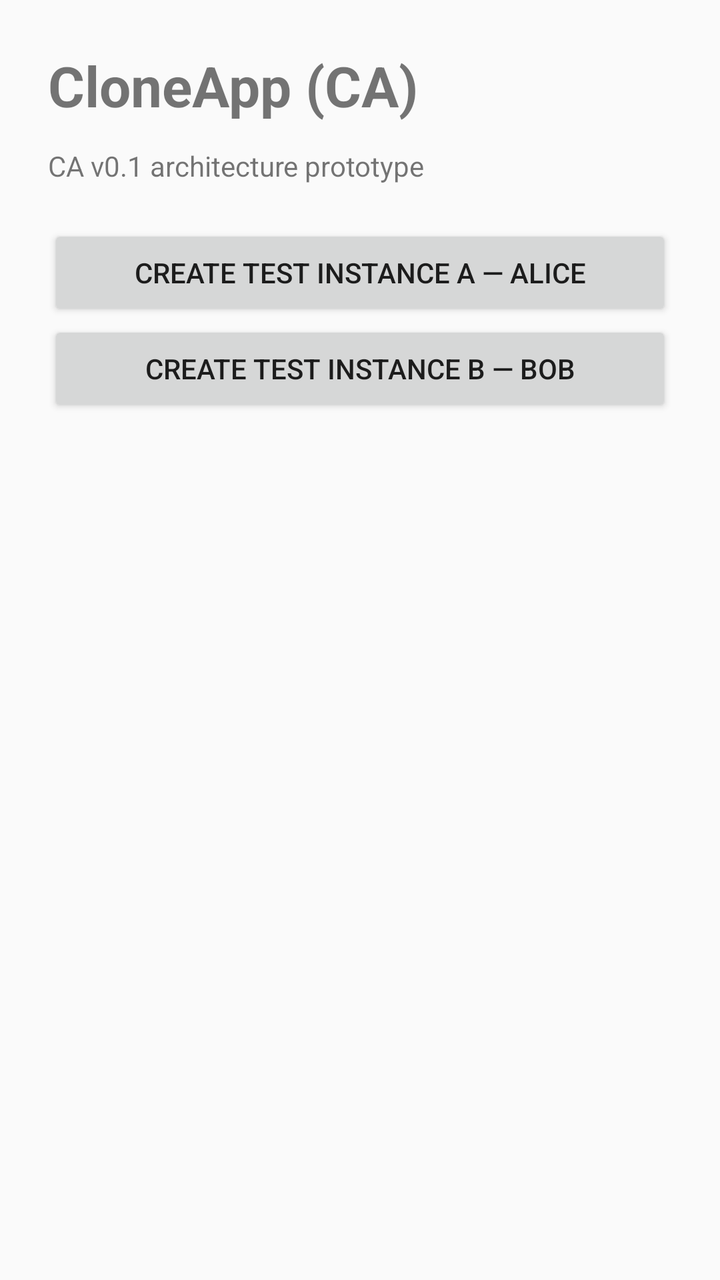
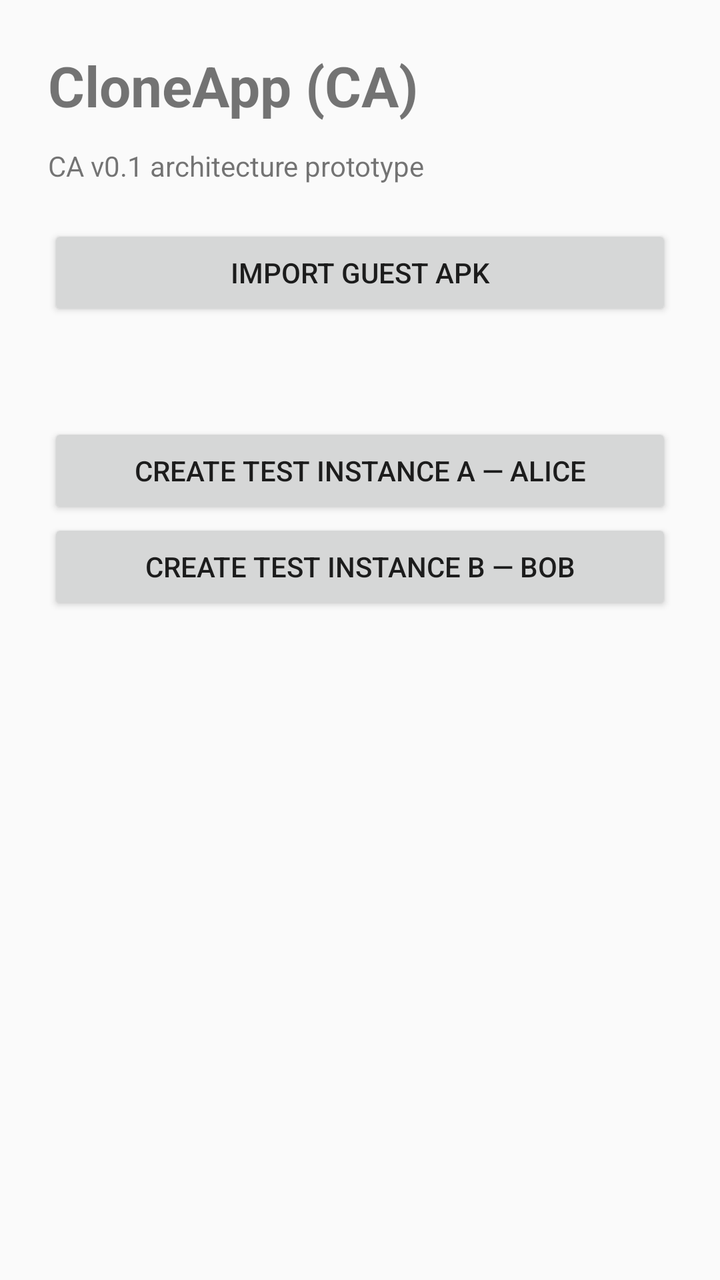

An Android layout rendered at two revisions. The XML below is the earlier revision; the diff shows what the commit changed to produce the second picture.
<!-- AndroidManifest.xml: application theme Theme.CloneApp -->
<!-- res/layout/activity_main.xml -->
<?xml version="1.0" encoding="utf-8"?>
<ScrollView xmlns:android="http://schemas.android.com/apk/res/android"
    android:layout_width="match_parent"
    android:layout_height="match_parent">
    <LinearLayout
        android:layout_width="match_parent"
        android:layout_height="wrap_content"
        android:orientation="vertical"
        android:padding="24dp">

        <TextView
            android:layout_width="wrap_content"
            android:layout_height="wrap_content"
            android:text="CloneApp (CA)"
            android:textSize="28sp"
            android:textStyle="bold" />

        <TextView
            android:id="@+id/statusText"
            android:layout_width="match_parent"
            android:layout_height="wrap_content"
            android:layout_marginTop="12dp"
            android:text="CA v0.1 architecture prototype" />

        <Button
            android:id="@+id/createAlice"
            android:layout_width="match_parent"
            android:layout_height="wrap_content"
            android:layout_marginTop="20dp"
            android:text="Create Test Instance A — Alice" />

        <Button
            android:id="@+id/createBob"
            android:layout_width="match_parent"
            android:layout_height="wrap_content"
            android:text="Create Test Instance B — Bob" />

        <TextView
            android:id="@+id/instancesText"
            android:layout_width="match_parent"
            android:layout_height="wrap_content"
            android:layout_marginTop="20dp"
            android:typeface="monospace" />
    </LinearLayout>
</ScrollView>
<!-- resources referenced by this layout -->
<resources>
  <style name="Theme.CloneApp" parent="Theme.AppCompat.DayNight.NoActionBar" />
</resources>

<!-- the commit's change to res/layout/activity_main.xml (unified diff, before → after) -->
@@ -23,6 +23,20 @@
             android:text="CA v0.1 architecture prototype" />
 
         <Button
+            android:id="@+id/importApk"
+            android:layout_width="match_parent"
+            android:layout_height="wrap_content"
+            android:layout_marginTop="20dp"
+            android:text="Import Guest APK" />
+
+        <TextView
+            android:id="@+id/guestArtifactText"
+            android:layout_width="match_parent"
+            android:layout_height="wrap_content"
+            android:layout_marginTop="12dp"
+            android:typeface="monospace" />
+
+        <Button
             android:id="@+id/createAlice"
             android:layout_width="match_parent"
             android:layout_height="wrap_content"
